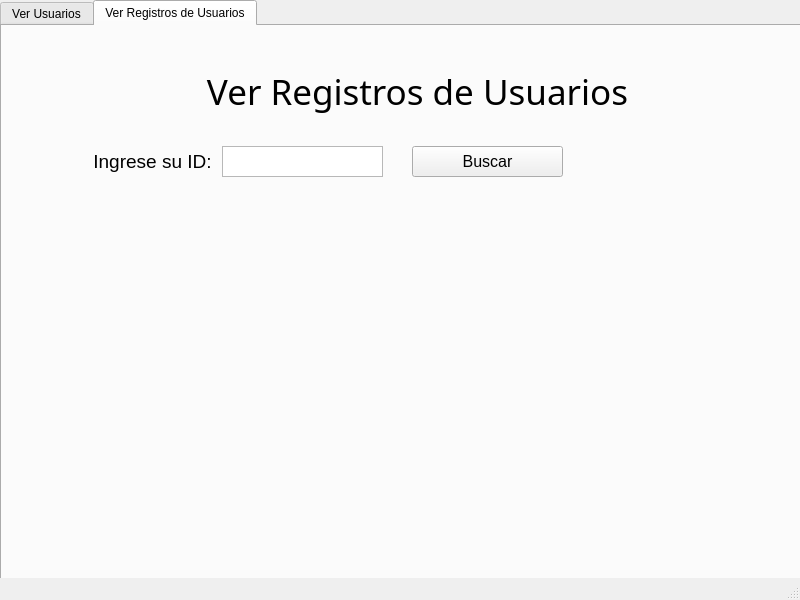
Qt form usuarios.ui (miguelhasbun/Project1) before a commit.
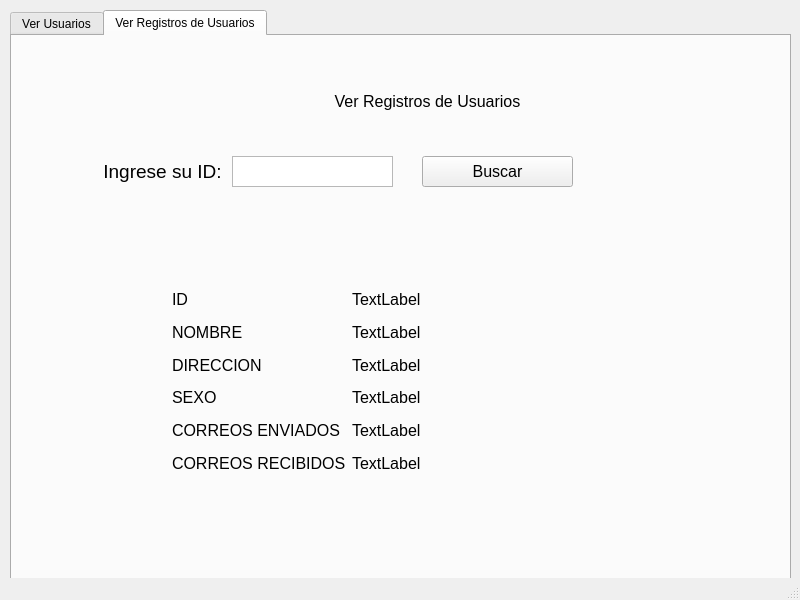
The same form after that commit. The open tabs and pages were chosen to show the change. Icons and pictures are not drawn.

```diff
--- a/usuarios.ui
+++ b/usuarios.ui
@@ -21,10 +21,10 @@
    <widget class="QTabWidget" name="tabWidget">
     <property name="geometry">
      <rect>
-      <x>0</x>
-      <y>0</y>
-      <width>801</width>
-      <height>601</height>
+      <x>10</x>
+      <y>10</y>
+      <width>781</width>
+      <height>624</height>
      </rect>
     </property>
     <property name="currentIndex">
@@ -97,8 +97,8 @@
       </property>
       <property name="font">
        <font>
-        <family>Saab</family>
-        <pointsize>26</pointsize>
+        <family>MS Shell Dlg 2</family>
+        <pointsize>12</pointsize>
        </font>
       </property>
       <property name="text">
@@ -165,6 +165,186 @@
        <string>Buscar</string>
       </property>
      </widget>
+     <widget class="QWidget" name="">
+      <property name="geometry">
+       <rect>
+        <x>340</x>
+        <y>250</y>
+        <width>411</width>
+        <height>191</height>
+       </rect>
+      </property>
+      <layout class="QVBoxLayout" name="verticalLayout">
+       <item>
+        <widget class="QLabel" name="lblId">
+         <property name="font">
+          <font>
+           <family>MS Shell Dlg 2</family>
+           <pointsize>12</pointsize>
+          </font>
+         </property>
+         <property name="text">
+          <string>TextLabel</string>
+         </property>
+        </widget>
+       </item>
+       <item>
+        <widget class="QLabel" name="lblnombre">
+         <property name="font">
+          <font>
+           <family>MS Shell Dlg 2</family>
+           <pointsize>12</pointsize>
+          </font>
+         </property>
+         <property name="text">
+          <string>TextLabel</string>
+         </property>
+        </widget>
+       </item>
+       <item>
+        <widget class="QLabel" name="lblDireccion">
+         <property name="font">
+          <font>
+           <family>MS Shell Dlg 2</family>
+           <pointsize>12</pointsize>
+          </font>
+         </property>
+         <property name="text">
+          <string>TextLabel</string>
+         </property>
+        </widget>
+       </item>
+       <item>
+        <widget class="QLabel" name="lblSexo">
+         <property name="font">
+          <font>
+           <family>MS Shell Dlg 2</family>
+           <pointsize>12</pointsize>
+          </font>
+         </property>
+         <property name="text">
+          <string>TextLabel</string>
+         </property>
+        </widget>
+       </item>
+       <item>
+        <widget class="QLabel" name="lblCorreosE">
+         <property name="font">
+          <font>
+           <family>MS Shell Dlg 2</family>
+           <pointsize>12</pointsize>
+          </font>
+         </property>
+         <property name="text">
+          <string>TextLabel</string>
+         </property>
+        </widget>
+       </item>
+       <item>
+        <widget class="QLabel" name="lblCorreosR">
+         <property name="font">
+          <font>
+           <family>MS Shell Dlg 2</family>
+           <pointsize>12</pointsize>
+          </font>
+         </property>
+         <property name="text">
+          <string>TextLabel</string>
+         </property>
+        </widget>
+       </item>
+      </layout>
+     </widget>
+     <widget class="QWidget" name="">
+      <property name="geometry">
+       <rect>
+        <x>160</x>
+        <y>250</y>
+        <width>181</width>
+        <height>191</height>
+       </rect>
+      </property>
+      <layout class="QVBoxLayout" name="verticalLayout_2">
+       <item>
+        <widget class="QLabel" name="label_15">
+         <property name="font">
+          <font>
+           <family>MS Shell Dlg 2</family>
+           <pointsize>12</pointsize>
+          </font>
+         </property>
+         <property name="text">
+          <string>ID</string>
+         </property>
+        </widget>
+       </item>
+       <item>
+        <widget class="QLabel" name="label_3">
+         <property name="font">
+          <font>
+           <family>MS Shell Dlg 2</family>
+           <pointsize>12</pointsize>
+          </font>
+         </property>
+         <property name="text">
+          <string>NOMBRE</string>
+         </property>
+        </widget>
+       </item>
+       <item>
+        <widget class="QLabel" name="label_4">
+         <property name="font">
+          <font>
+           <family>MS Shell Dlg 2</family>
+           <pointsize>12</pointsize>
+          </font>
+         </property>
+         <property name="text">
+          <string>DIRECCION</string>
+         </property>
+        </widget>
+       </item>
+       <item>
+        <widget class="QLabel" name="label_7">
+         <property name="font">
+          <font>
+           <family>MS Shell Dlg 2</family>
+           <pointsize>12</pointsize>
+          </font>
+         </property>
+         <property name="text">
+          <string>SEXO</string>
+         </property>
+        </widget>
+       </item>
+       <item>
+        <widget class="QLabel" name="label_8">
+         <property name="font">
+          <font>
+           <family>MS Shell Dlg 2</family>
+           <pointsize>12</pointsize>
+          </font>
+         </property>
+         <property name="text">
+          <string>CORREOS ENVIADOS</string>
+         </property>
+        </widget>
+       </item>
+       <item>
+        <widget class="QLabel" name="label_9">
+         <property name="font">
+          <font>
+           <family>MS Shell Dlg 2</family>
+           <pointsize>12</pointsize>
+          </font>
+         </property>
+         <property name="text">
+          <string>CORREOS RECIBIDOS</string>
+         </property>
+        </widget>
+       </item>
+      </layout>
+     </widget>
     </widget>
    </widget>
   </widget>
```
Left out of the diff: 75 changed lines with no effect on the pictures.
